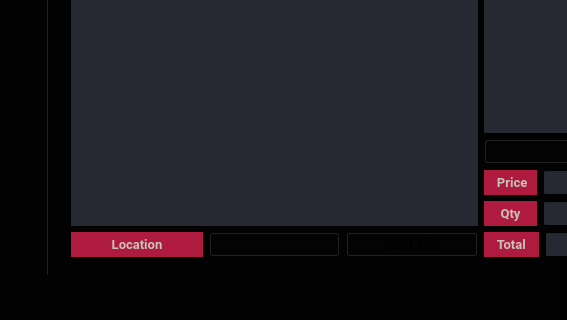
Before: the Qt Designer form DSSDWorkspace/DSSDFastFoodProject/mainwindow.ui in seigle15/Double-Sean-with-a-side-of-Data, drawn with Qt 5; both pictures show x 0 to 567 and y 300 to 620 of the 960 by 620 pixel window.
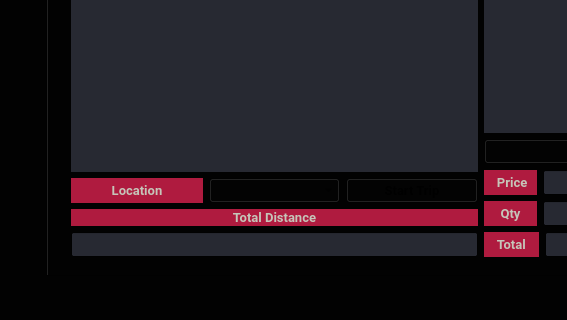
After: the same form once the commit is applied.

Commit message: Added a total distances to normal trip

Diff of the .ui file:
```diff
--- a/DSSDWorkspace/DSSDFastFoodProject/mainwindow.ui
+++ b/DSSDWorkspace/DSSDFastFoodProject/mainwindow.ui
@@ -2477,7 +2477,72 @@
                 </widget>
                </item>
                <item>
-                <widget class="QComboBox" name="StartingLocation"/>
+                <widget class="QComboBox" name="StartingLocation">
+                 <property name="palette">
+                  <palette>
+                   <active>
+                    <colorrole role="Text">
+                     <brush brushstyle="SolidPattern">
+                      <color alpha="255">
+                       <red>0</red>
+                       <green>0</green>
+                       <blue>0</blue>
+                      </color>
+                     </brush>
+                    </colorrole>
+                    <colorrole role="Base">
+                     <brush brushstyle="SolidPattern">
+                      <color alpha="255">
+                       <red>255</red>
+                       <green>255</green>
+                       <blue>255</blue>
+                      </color>
+                     </brush>
+                    </colorrole>
+                   </active>
+                   <inactive>
+                    <colorrole role="Text">
+                     <brush brushstyle="SolidPattern">
+                      <color alpha="255">
+                       <red>0</red>
+                       <green>0</green>
+                       <blue>0</blue>
+                      </color>
+                     </brush>
+                    </colorrole>
+                    <colorrole role="Base">
+                     <brush brushstyle="SolidPattern">
+                      <color alpha="255">
+                       <red>255</red>
+                       <green>255</green>
+                       <blue>255</blue>
+                      </color>
+                     </brush>
+                    </colorrole>
+                   </inactive>
+                   <disabled>
+                    <colorrole role="Text">
+                     <brush brushstyle="SolidPattern">
+                      <color alpha="255">
+                       <red>120</red>
+                       <green>120</green>
+                       <blue>120</blue>
+                      </color>
+                     </brush>
+                    </colorrole>
+                    <colorrole role="Base">
+                     <brush brushstyle="SolidPattern">
+                      <color alpha="255">
+                       <red>2</red>
+                       <green>2</green>
+                       <blue>2</blue>
+                      </color>
+                     </brush>
+                    </colorrole>
+                   </disabled>
+                  </palette>
+                 </property>
+                </widget>
                </item>
                <item>
                 <widget class="QPushButton" name="StartNormalTrip">
@@ -2496,6 +2561,154 @@
                </item>
               </layout>
              </item>
+             <item>
+              <widget class="QLabel" name="DistanceLabel">
+               <property name="palette">
+                <palette>
+                 <active>
+                  <colorrole role="WindowText">
+                   <brush brushstyle="SolidPattern">
+                    <color alpha="255">
+                     <red>198</red>
+                     <green>197</green>
+                     <blue>185</blue>
+                    </color>
+                   </brush>
+                  </colorrole>
+                  <colorrole role="Base">
+                   <brush brushstyle="SolidPattern">
+                    <color alpha="255">
+                     <red>39</red>
+                     <green>41</green>
+                     <blue>50</blue>
+                    </color>
+                   </brush>
+                  </colorrole>
+                  <colorrole role="Window">
+                   <brush brushstyle="SolidPattern">
+                    <color alpha="255">
+                     <red>175</red>
+                     <green>27</green>
+                     <blue>63</blue>
+                    </color>
+                   </brush>
+                  </colorrole>
+                 </active>
+                 <inactive>
+                  <colorrole role="WindowText">
+                   <brush brushstyle="SolidPattern">
+                    <color alpha="255">
+                     <red>198</red>
+                     <green>197</green>
+                     <blue>185</blue>
+                    </color>
+                   </brush>
+                  </colorrole>
+                  <colorrole role="Base">
+                   <brush brushstyle="SolidPattern">
+                    <color alpha="255">
+                     <red>39</red>
+                     <green>41</green>
+                     <blue>50</blue>
+                    </color>
+                   </brush>
+                  </colorrole>
+                  <colorrole role="Window">
+                   <brush brushstyle="SolidPattern">
+                    <color alpha="255">
+                     <red>175</red>
+                     <green>27</green>
+                     <blue>63</blue>
+                    </color>
+                   </brush>
+                  </colorrole>
+                 </inactive>
+                 <disabled>
+                  <colorrole role="WindowText">
+                   <brush brushstyle="SolidPattern">
+                    <color alpha="255">
+                     <red>120</red>
+                     <green>120</green>
+                     <blue>120</blue>
+                    </color>
+                   </brush>
+                  </colorrole>
+                  <colorrole role="Base">
+                   <brush brushstyle="SolidPattern">
+                    <color alpha="255">
+                     <red>175</red>
+                     <green>27</green>
+                     <blue>63</blue>
+                    </color>
+                   </brush>
+                  </colorrole>
+                  <colorrole role="Window">
+                   <brush brushstyle="SolidPattern">
+                    <color alpha="255">
+                     <red>175</red>
+                     <green>27</green>
+                     <blue>63</blue>
+                    </color>
+                   </brush>
+                  </colorrole>
+                 </disabled>
+                </palette>
+               </property>
+               <property name="autoFillBackground">
+                <bool>true</bool>
+               </property>
+               <property name="text">
+                <string>Total Distance</string>
+               </property>
+               <property name="alignment">
+                <set>Qt::AlignCenter</set>
+               </property>
+              </widget>
+             </item>
+             <item>
+              <widget class="QLineEdit" name="totalDistance">
+               <property name="palette">
+                <palette>
+                 <active>
+                  <colorrole role="Text">
+                   <brush brushstyle="SolidPattern">
+                    <color alpha="255">
+                     <red>0</red>
+                     <green>0</green>
+                     <blue>0</blue>
+                    </color>
+                   </brush>
+                  </colorrole>
+                 </active>
+                 <inactive>
+                  <colorrole role="Text">
+                   <brush brushstyle="SolidPattern">
+                    <color alpha="255">
+                     <red>0</red>
+                     <green>0</green>
+                     <blue>0</blue>
+                    </color>
+                   </brush>
+                  </colorrole>
+                 </inactive>
+                 <disabled>
+                  <colorrole role="Text">
+                   <brush brushstyle="SolidPattern">
+                    <color alpha="255">
+                     <red>120</red>
+                     <green>120</green>
+                     <blue>120</blue>
+                    </color>
+                   </brush>
+                  </colorrole>
+                 </disabled>
+                </palette>
+               </property>
+               <property name="alignment">
+                <set>Qt::AlignCenter</set>
+               </property>
+              </widget>
+             </item>
             </layout>
            </item>
            <item>
```
The commit also changes 2 other files.
